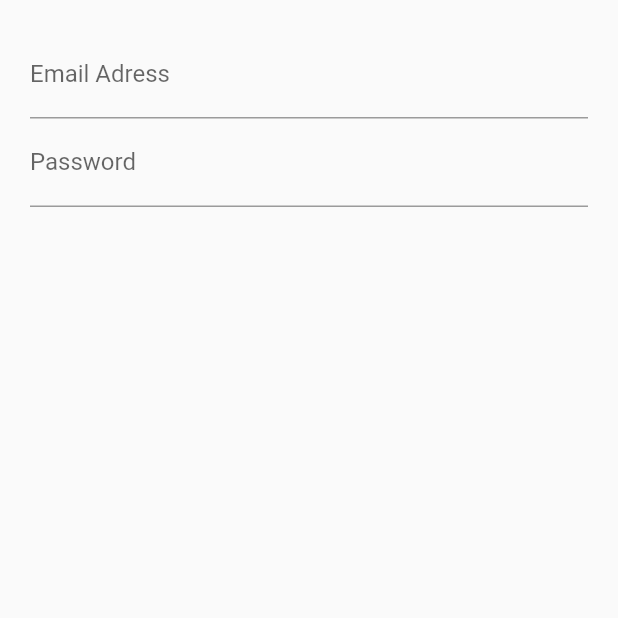
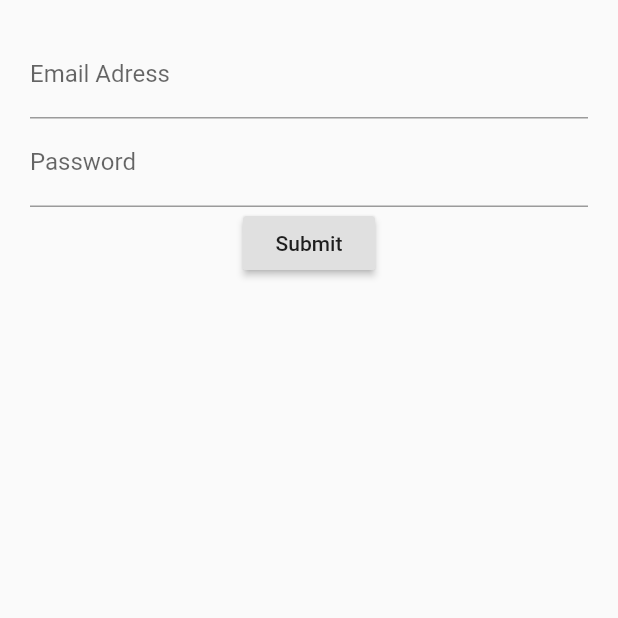
Before and after one commit to tarciso-torres/flutter-projects, a Flutter app: the screen it shows after launch, on a phone screen of 412 x 824 dp, the top half of it. Run offline on Flutter 3.47's test engine with Material 2 defaults, Android fonts, the phone set to English and light mode, and no system bars.

Commit message:
Display buttons with RaisedButton

```diff
--- a/login_stateful/lib/src/screens/login_screen.dart
+++ b/login_stateful/lib/src/screens/login_screen.dart
@@ -16,7 +16,7 @@ class LoginScreenState extends State<LoginScreen> {
           children: <Widget>[
             emailField(),
             passwordField(),
-            //submitButton()
+            submitButton()
           ],
         ),
       ),
@@ -44,6 +44,9 @@ class LoginScreenState extends State<LoginScreen> {
   }
 
   Widget submitButton() {
-
+    return RaisedButton(
+      child: Text('Submit'),
+      onPressed: (){},
+    );
   }
 }
```
